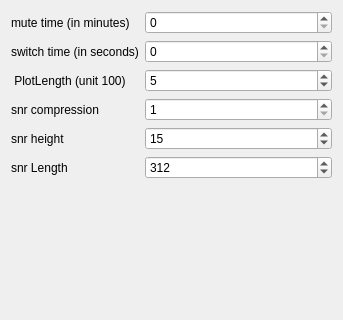
Qt form forms/config-helper.ui (JvanKatwijk/qt-dab) before a commit; both pictures show x 0 to 343 and y 0 to 320 of the 343 by 595 pixel window.
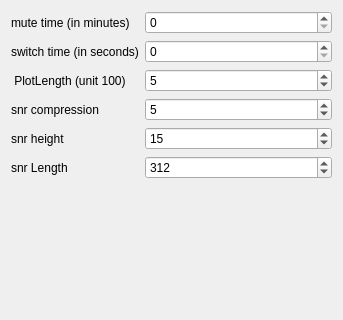
The same form after that commit. Custom widgets are drawn as their Qt base class.

Patch:
```diff
--- a/forms/config-helper.ui
+++ b/forms/config-helper.ui
@@ -107,7 +107,13 @@
      <item row="3" column="1">
       <widget class="QSpinBox" name="snrDelaySetting">
        <property name="minimum">
-        <number>1</number>
+        <number>2</number>
+       </property>
+       <property name="maximum">
+        <number>10</number>
+       </property>
+       <property name="value">
+        <number>5</number>
        </property>
       </widget>
      </item>
```
